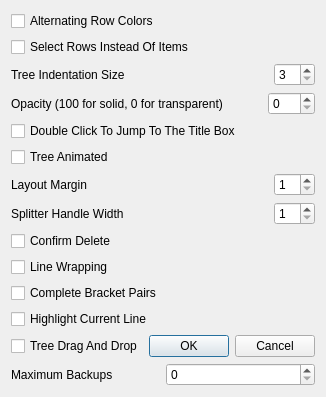
This is Dialogs/settingsdialog.ui in UnkindledTwo/TreeNotes as Qt 5 draws it before an edit. The edited form follows.
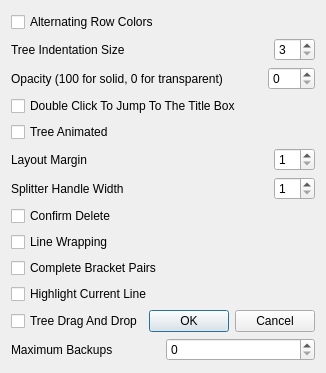
This is the edited form.

The edit to the form file:
```diff
--- a/Dialogs/settingsdialog.ui
+++ b/Dialogs/settingsdialog.ui
@@ -32,13 +32,6 @@
        </property>
       </widget>
      </item>
-     <item>
-      <widget class="QCheckBox" name="notetree_select_rows">
-       <property name="text">
-        <string>Select Rows Instead Of Items</string>
-       </property>
-      </widget>
-     </item>
      <item>
       <layout class="QHBoxLayout" name="horizontalLayout">
        <item>
```
